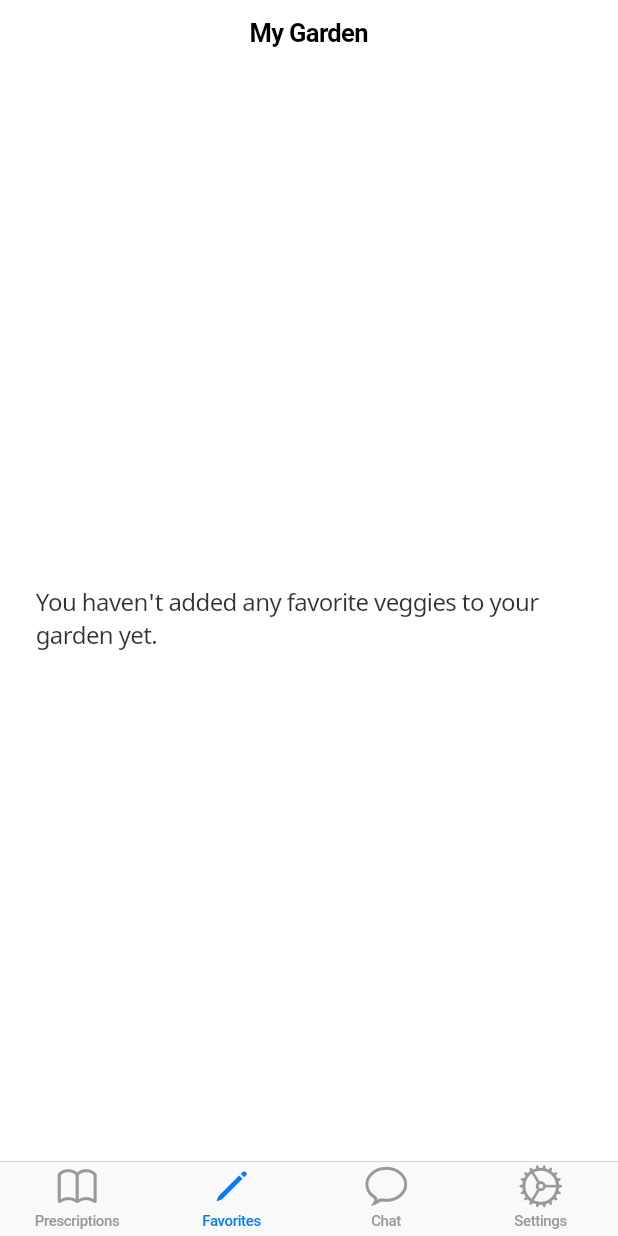
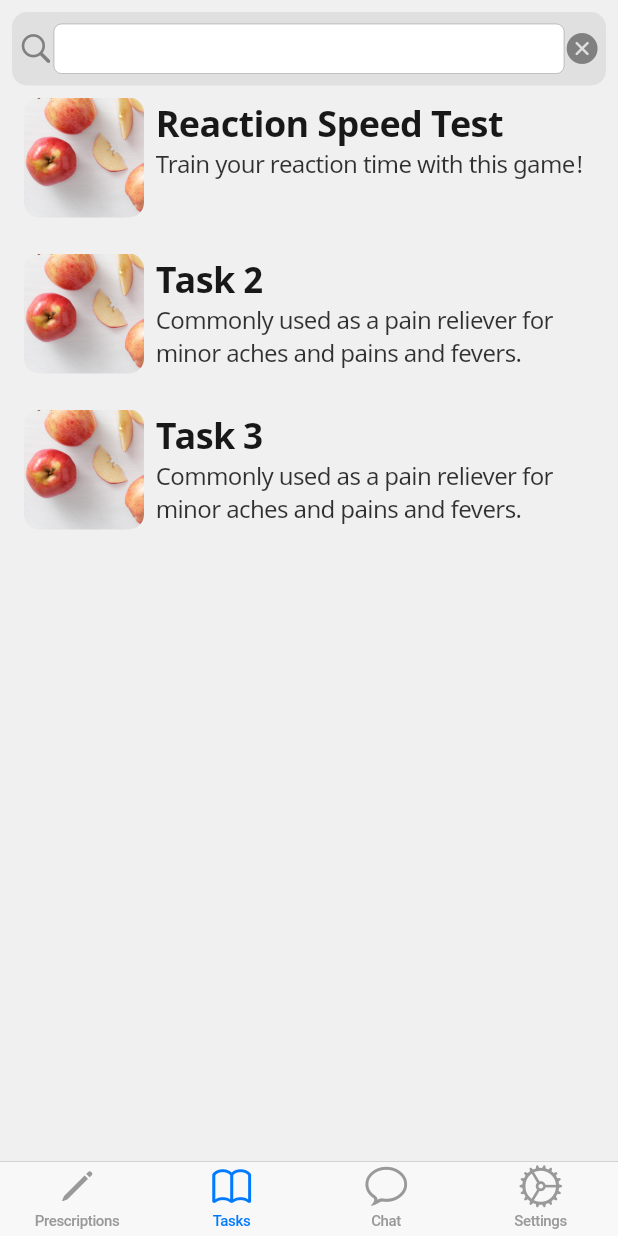
Before and after one commit to JerryGQian/PocDoc, a Flutter app: the screen it shows after launch, item 2 of the bottom bar chosen, on a phone screen of 412 x 824 dp. Run offline on Flutter 3.47's test engine with Material 2 defaults, Android fonts, the phone set to English and light mode, and no system bars; our stand-ins replace font_awesome_flutter, shared_preferences, tuple.

Commit message:
task list started

```diff
--- a/mobile_app/lib/data/app_state.dart
+++ b/mobile_app/lib/data/app_state.dart
@@ -7,12 +7,15 @@ import 'package:pocketmd/data/medication.dart';
 import 'package:pocketmd/data/medication_list.dart';
 import 'package:pocketmd/data/prescription.dart';
 import 'package:pocketmd/data/presciption_list.dart';
+import 'package:pocketmd/data/task.dart';
+import 'package:pocketmd/data/task_list.dart';
 
 class AppState extends Model {
   List<Prescription> _prescriptions;
   List<Medication> _medications;
+  List<Task> _tasks;
 
-  AppState() : _prescriptions = PrescriptionList.prescriptions, _medications = MedicationList.medications;
+  AppState() : _prescriptions = PrescriptionList.prescriptions, _medications = MedicationList.medications, _tasks = TaskList.tasks;
 
   Medication getMedication(Prescription p) {
     return _medications.singleWhere((m) => m.name == p.name);
@@ -21,6 +24,7 @@ class AppState extends Model {
   List<Prescription> get allVeggies => List<Prescription>.from(_prescriptions);
 
   Prescription getPrescription(int id) => _prescriptions.singleWhere((v) => v.id == id);
+  Prescription getTask(int id) => _prescriptions.singleWhere((v) => v.id == id);
 
   List<Prescription> get availableVeggies {
     return _prescriptions.toList();
@@ -34,6 +38,10 @@ class AppState extends Model {
       _prescriptions.where((v) => v.isFavorite).toList();
 
   List<Prescription> searchPrescriptions(String terms) => _prescriptions
+      .where((v) => v.name.toLowerCase().contains(terms.toLowerCase()))
+      .toList();
+
+  List<Task> searchTasks(String terms) => _tasks
       .where((v) => v.name.toLowerCase().contains(terms.toLowerCase()))
       .toList();
 
--- /dev/null
+++ b/mobile_app/lib/data/task.dart
@@ -0,0 +1,60 @@
+// Copyright 2018 The Flutter team. All rights reserved.
+// Use of this source code is governed by a BSD-style license that can be
+// found in the LICENSE file.
+
+import 'package:flutter/cupertino.dart';
+import 'package:meta/meta.dart';
+
+enum TaskCategory {
+  bloodPressure,
+  antiClotting,
+  atrialFibrilation,
+  cholesterol,
+  diabetes,
+  postStroke,
+}
+
+const Map<TaskCategory, String> medicationCategoryNames = {
+  TaskCategory.bloodPressure: 'Blood pressure',
+  TaskCategory.antiClotting: 'Anti-clotting',
+  TaskCategory.atrialFibrilation: 'Atrial fibrilation',
+  TaskCategory.cholesterol: 'Cholesterol',
+  TaskCategory.diabetes: 'Diabetes',
+  TaskCategory.postStroke: 'Post stroke',
+};
+
+
+
+class Task {
+  Task({
+    @required this.id,
+    @required this.name,
+    @required this.imageAssetPath,
+    @required this.shortDescription,
+    @required this.accentColor,
+    @required this.categories,
+    this.isFavorite = false,
+  });
+
+  final int id;
+
+  final String name;
+
+  /// Each veggie has an associated image asset that's used as a background
+  /// image and icon.
+  final String imageAssetPath;
+
+  /// A short, snappy line.
+  final String shortDescription;
+
+  /// A color value to use when constructing UI elements to match the image
+  /// found at [imageAssetPath].
+  final Color accentColor;
+
+  /// Seasons during which a veggie is harvested.
+  final List<TaskCategory> categories;
+
+  /// Whether or not the veggie has been saved to the user's garden (i.e. marked
+  /// as a favorite).
+  bool isFavorite;
+}
--- /dev/null
+++ b/mobile_app/lib/data/task_list.dart
@@ -0,0 +1,35 @@
+// Copyright 2018 The Flutter team. All rights reserved.
+// Use of this source code is governed by a BSD-style license that can be
+// found in the LICENSE file.
+
+import 'package:flutter/cupertino.dart';
+import 'package:pocketmd/data/task.dart';
+
+class TaskList {
+  static List<Task> tasks = [
+    Task(
+      id: 1,
+      name: 'Reaction Speed Test',
+      imageAssetPath: 'assets/images/apple.jpg',
+      shortDescription: 'Train your reaction time with this game!',
+      accentColor: Color(0x40de8c66),
+      categories: [TaskCategory.antiClotting, TaskCategory.cholesterol],
+    ),
+    Task(
+      id: 2,
+      name: 'Task 2',
+      imageAssetPath: 'assets/images/apple.jpg',
+      shortDescription: 'Commonly used as a pain reliever for minor aches and pains and fevers.',
+      accentColor: Color(0x40de8c66),
+      categories: [TaskCategory.antiClotting, TaskCategory.cholesterol],
+    ),
+    Task(
+      id: 3,
+      name: 'Task 3',
+      imageAssetPath: 'assets/images/apple.jpg',
+      shortDescription: 'Commonly used as a pain reliever for minor aches and pains and fevers.',
+      accentColor: Color(0x40de8c66),
+      categories: [TaskCategory.antiClotting, TaskCategory.cholesterol],
+    ),
+  ];
+}
--- a/mobile_app/lib/screens/chat.dart
+++ b/mobile_app/lib/screens/chat.dart
@@ -82,7 +82,7 @@ class _ChatScreenState extends State<ChatScreen> {
       //print(jsonResponse);
       for (Map<String,dynamic> map in jsonResponse) {
         //print(map['open']);
-        tlist.add(Tuple3<bool,String,String>(true, map['open'].toString(), "hi"));
+        tlist.add(Tuple3<bool,String,String>(true, map['volume'].toString(), map['open'].toString()));
       }
     } else {
       print("Request failed with status.");
@@ -101,17 +101,8 @@ class _ChatScreenState extends State<ChatScreen> {
   }
 
   Widget build(BuildContext context) {
-
     final String url = "https://api.iextrading.com/1.0/stock/aapl/chart";
-    //Future<List<Tuple3<bool,String,String>>> tlist = getData(url);
     buildWait(getData(url));
-    print("TWO");
-    //print(tlist);
-
-    print("THREE");
-    for (int i = 0; i < _messages.length; i++) {
-      print(_messages[i].text);
-    }
 
     return CupertinoPageScaffold(
       child: Column(
@@ -135,32 +126,4 @@ class _ChatScreenState extends State<ChatScreen> {
       ),
     );
   }
-
-
-
-  /*@override
-  Widget build(BuildContext context) {
-    final model = ScopedModel.of<AppState>(context, rebuildOnChange: true);
-
-    return CupertinoTabView(
-      builder: (context) {
-        return DecoratedBox(
-          decoration: BoxDecoration(
-            color: Styles.scaffoldBackground,
-          ),
-          child: SafeArea(
-            bottom: false,
-            child: Column(
-              children: [
-                _createSearchBox(),
-                Expanded(
-                  child: _buildSearchResults(model.searchPrescriptions(terms)),
-                ),
-              ],
-            ),
-          ),
-        );
-      },
-    );
-  }*/
 }
--- a/mobile_app/lib/screens/home.dart
+++ b/mobile_app/lib/screens/home.dart
@@ -4,7 +4,7 @@
 
 import 'package:flutter/cupertino.dart';
 import 'package:flutter/widgets.dart';
-import 'package:pocketmd/screens/favorites.dart';
+import 'package:pocketmd/screens/tasks.dart';
 import 'package:pocketmd/screens/prescriptions.dart';
 import 'package:pocketmd/screens/chat.dart';
 import 'package:pocketmd/screens/settings.dart';
@@ -15,12 +15,12 @@ class HomeScreen extends StatelessWidget {
     return CupertinoTabScaffold(
       tabBar: CupertinoTabBar(items: [
         BottomNavigationBarItem(
-          icon: Icon(CupertinoIcons.book),
+          icon: Icon(CupertinoIcons.pencil),
           title: Text('Prescriptions'),
         ),
         BottomNavigationBarItem(
-          icon: Icon(CupertinoIcons.pencil),
-          title: Text('Favorites'),
+          icon: Icon(CupertinoIcons.book),
+          title: Text('Tasks'),
         ),
         BottomNavigationBarItem(
           icon: Icon(CupertinoIcons.conversation_bubble),
@@ -35,7 +35,7 @@ class HomeScreen extends StatelessWidget {
         if (index == 0) {
           return PrescriptionsScreen();
         } else if (index == 1) {
-          return FavoritesScreen();
+          return TasksScreen();
         } else if (index == 2) {
           return ChatScreen();
         } else {
--- /dev/null
+++ b/mobile_app/lib/screens/tasks.dart
@@ -0,0 +1,101 @@
+// Copyright 2018 The Flutter team. All rights reserved.
+// Use of this source code is governed by a BSD-style license that can be
+// found in the LICENSE file.
+
+import 'package:flutter/cupertino.dart';
+import 'package:flutter/widgets.dart';
+import 'package:scoped_model/scoped_model.dart';
+import 'package:pocketmd/data/app_state.dart';
+import 'package:pocketmd/data/task.dart';
+import 'package:pocketmd/styles.dart';
+import 'package:pocketmd/widgets/search_bar.dart';
+import 'package:pocketmd/widgets/task_headline.dart';
+
+class TasksScreen extends StatefulWidget {
+  @override
+  _TasksScreenState createState() => _TasksScreenState();
+}
+
+class _TasksScreenState extends State<TasksScreen> {
+  final controller = TextEditingController();
+  final focusNode = FocusNode();
+  String terms = '';
+
+  @override
+  void initState() {
+    super.initState();
+    controller.addListener(_onTextChanged);
+  }
+
+  @override
+  void dispose() {
+    focusNode.dispose();
+    super.dispose();
+  }
+
+  void _onTextChanged() {
+    setState(() => terms = controller.text);
+  }
+
+  Widget _createSearchBox() {
+    return Padding(
+      padding: const EdgeInsets.all(8.0),
+      child: SearchBar(
+        controller: controller,
+        focusNode: focusNode,
+      ),
+    );
+  }
+
+  Widget _buildSearchResults(List<Task> tasks) {
+    if (tasks.isEmpty) {
+      return Center(
+        child: Padding(
+          padding: const EdgeInsets.symmetric(horizontal: 24.0),
+          child: Text(
+            'No prescriptions matching your search.',
+            style: Styles.headlineDescription,
+          ),
+        ),
+      );
+    }
+
+    final model = ScopedModel.of<AppState>(context, rebuildOnChange: true);
+
+    return ListView.builder(
+      itemCount: tasks.length,
+      itemBuilder: (context, i) {
+        return Padding(
+          padding: EdgeInsets.only(left: 16.0, right: 16.0, bottom: 24.0),
+          child: TaskHeadline(tasks[i]),
+        );
+      },
+    );
+  }
+
+  @override
+  Widget build(BuildContext context) {
+    final model = ScopedModel.of<AppState>(context, rebuildOnChange: true);
+
+    return CupertinoTabView(
+      builder: (context) {
+        return DecoratedBox(
+          decoration: BoxDecoration(
+            color: Styles.scaffoldBackground,
+          ),
+          child: SafeArea(
+            bottom: false,
+            child: Column(
+              children: [
+                _createSearchBox(),
+                Expanded(
+                  child: _buildSearchResults(model.searchTasks(terms)),
+                ),
+              ],
+            ),
+          ),
+        );
+      },
+    );
+  }
+}
--- a/mobile_app/lib/widgets/chat_message.dart
+++ b/mobile_app/lib/widgets/chat_message.dart
@@ -24,7 +24,7 @@ class ChatMessage extends StatelessWidget {
         children: <Widget>[
           new Container(
             margin: const EdgeInsets.only(right: 16.0),
-            child: new CircleAvatar(child: new Text(name[0])),
+            child: new CircleAvatar(backgroundColor: Colors.green, child: new Text(name[0])),
           ),
           new Column(
             crossAxisAlignment: CrossAxisAlignment.start,
--- /dev/null
+++ b/mobile_app/lib/widgets/task_headline.dart
@@ -0,0 +1,77 @@
+// Copyright 2018 The Flutter team. All rights reserved.
+// Use of this source code is governed by a BSD-style license that can be
+// found in the LICENSE file.
+
+import 'package:flutter/cupertino.dart';
+import 'package:pocketmd/data/medication.dart';
+import 'package:pocketmd/data/task.dart';
+import 'package:pocketmd/screens/details.dart';
+import 'package:pocketmd/styles.dart';
+
+class TaskHeadline extends StatelessWidget {
+  final Task task;
+  const TaskHeadline(this.task);
+
+  List<Widget> _buildSeasonDots(List<TaskCategory> taskCategories) {
+    List<Widget> widgets = <Widget>[];
+
+    for (TaskCategory taskCategory in taskCategories) {
+      widgets.add(SizedBox(width: 4.0));
+      widgets.add(
+        Container(
+          height: 10.0,
+          width: 10.0,
+          decoration: BoxDecoration(
+            color: Styles.seasonColors[taskCategory],
+            borderRadius: BorderRadius.circular(5.0),
+          ),
+        ),
+      );
+    }
+
+    return widgets;
+  }
+
+  @override
+  Widget build(BuildContext context) {
+    return GestureDetector(
+      onTap: () => Navigator.of(context).push(CupertinoPageRoute(
+        builder: (context) => DetailsScreen(task.id),
+        fullscreenDialog: true,
+      )),
+      child: Row(
+        crossAxisAlignment: CrossAxisAlignment.start,
+        children: [
+          SizedBox(
+            width: 80.0,
+            height: 80.0,
+            child: ClipRRect(
+              borderRadius: BorderRadius.circular(10.0),
+              child: Image.asset(
+                task.imageAssetPath,
+                semanticLabel: 'An icon showing ${task.name}',
+                fit: BoxFit.fitWidth,
+              ),
+            ),
+          ),
+          SizedBox(width: 8.0),
+          Flexible(
+            child: Column(
+              mainAxisAlignment: MainAxisAlignment.start,
+              crossAxisAlignment: CrossAxisAlignment.start,
+              children: [
+                Row(
+                  children: <Widget>[
+                    Text(task.name, style: Styles.headlineName),
+                  ]..addAll(_buildSeasonDots(task.categories)),
+                ),
+                Text(task.shortDescription,
+                    style: Styles.headlineDescription),
+              ],
+            ),
+          )
+        ],
+      ),
+    );
+  }
+}
```
Also changed, not shown: 4 other files.
